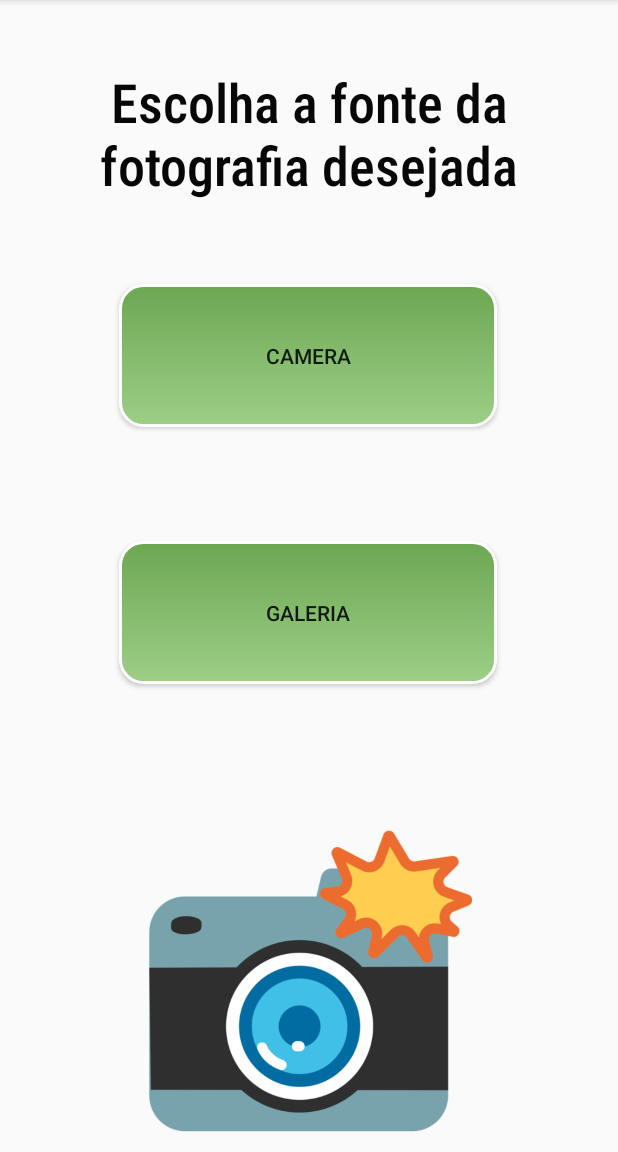
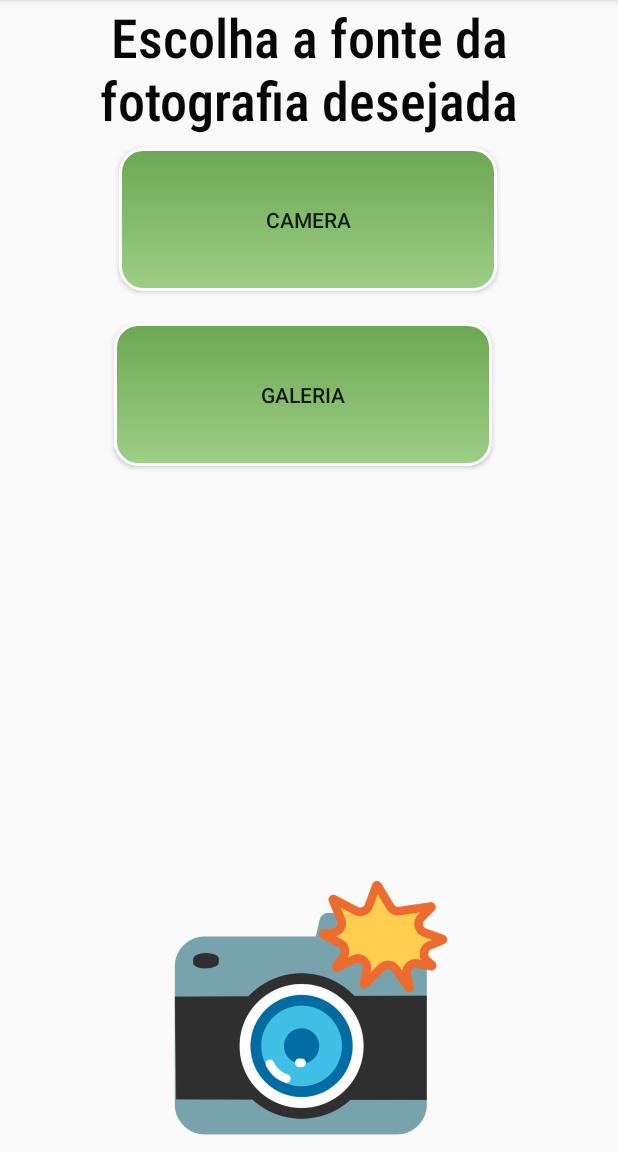
Before and after one commit to tiss05/PDM_Feito, an Android app: the Picture screen opened directly, with no data from a screen before it, on a phone screen of 412 x 824 dp, the part 84-1236 px from its top. Run offline under Robolectric (Android 15) with nearby library versions, the phone set to English and light mode, and no system bars.

Commit message:
layouts modified

```diff
--- a/app/src/main/res/layout/activity_main.xml
+++ b/app/src/main/res/layout/activity_main.xml
@@ -52,12 +52,14 @@
         android:id="@+id/button6"
         android:layout_width="150dp"
         android:layout_height="wrap_content"
-        android:layout_marginBottom="144dp"
+        android:layout_marginTop="16dp"
+        android:layout_marginBottom="16dp"
         android:background="@drawable/button_main"
         android:text="@string/hist"
         app:layout_constraintBottom_toBottomOf="parent"
         app:layout_constraintEnd_toEndOf="parent"
         app:layout_constraintHorizontal_bias="0.498"
         app:layout_constraintStart_toStartOf="parent"
-        app:layout_constraintTop_toBottomOf="@+id/button_start" />
+        app:layout_constraintTop_toBottomOf="@+id/button_start"
+        app:layout_constraintVertical_bias="0.126" />
 </androidx.constraintlayout.widget.ConstraintLayout>
--- a/app/src/main/res/layout/activity_pic.xml
+++ b/app/src/main/res/layout/activity_pic.xml
@@ -15,50 +15,47 @@
         android:text="@string/tittlePic"
         android:textColor="#070707"
         android:textSize="36sp"
-        app:layout_constraintBottom_toTopOf="@+id/button_camera"
         app:layout_constraintEnd_toEndOf="parent"
-        app:layout_constraintHorizontal_bias="1.0"
+        app:layout_constraintHorizontal_bias="0.0"
         app:layout_constraintStart_toStartOf="parent"
-        app:layout_constraintTop_toTopOf="parent"
-        app:layout_constraintVertical_bias="0.441" />
+        app:layout_constraintTop_toTopOf="parent" />
 
     <Button
         android:id="@+id/button_camera"
         android:layout_width="252dp"
         android:layout_height="95dp"
+        android:layout_marginTop="8dp"
         android:background="@drawable/button_main"
         android:gravity="center"
         android:text="@string/camera"
-        app:layout_constraintBottom_toBottomOf="parent"
         app:layout_constraintEnd_toEndOf="parent"
         app:layout_constraintHorizontal_bias="0.496"
         app:layout_constraintStart_toStartOf="parent"
-        app:layout_constraintTop_toTopOf="parent"
-        app:layout_constraintVertical_bias="0.281" />
+        app:layout_constraintTop_toBottomOf="@+id/textView2" />
 
     <Button
         android:id="@+id/button_galery"
         android:layout_width="252dp"
         android:layout_height="95dp"
+        android:layout_marginTop="8dp"
+        android:layout_marginBottom="32dp"
         android:background="@drawable/button_main"
         android:gravity="center"
         android:text="@string/galeria"
         app:layout_constraintBottom_toTopOf="@+id/imageView4"
         app:layout_constraintEnd_toEndOf="parent"
-        app:layout_constraintHorizontal_bias="0.496"
+        app:layout_constraintHorizontal_bias="0.477"
         app:layout_constraintStart_toStartOf="parent"
         app:layout_constraintTop_toBottomOf="@+id/button_camera"
-        app:layout_constraintVertical_bias="0.447" />
+        app:layout_constraintVertical_bias="0.052" />
 
     <ImageView
         android:id="@+id/imageView4"
-        android:layout_width="245dp"
-        android:layout_height="217dp"
+        android:layout_width="218dp"
+        android:layout_height="183dp"
         android:contentDescription="TODO"
         app:layout_constraintBottom_toBottomOf="parent"
         app:layout_constraintEnd_toEndOf="parent"
         app:layout_constraintStart_toStartOf="parent"
-        app:layout_constraintTop_toTopOf="parent"
-        app:layout_constraintVertical_bias="1.0"
         app:srcCompat="@drawable/camera" />
 </androidx.constraintlayout.widget.ConstraintLayout>
```
